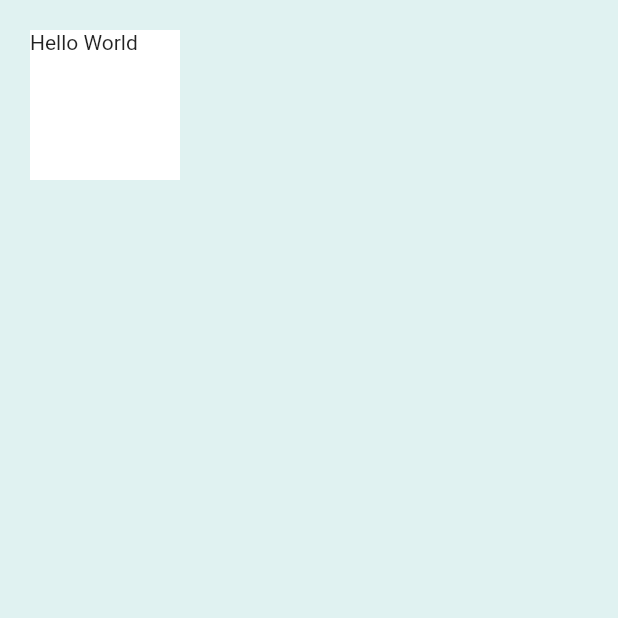
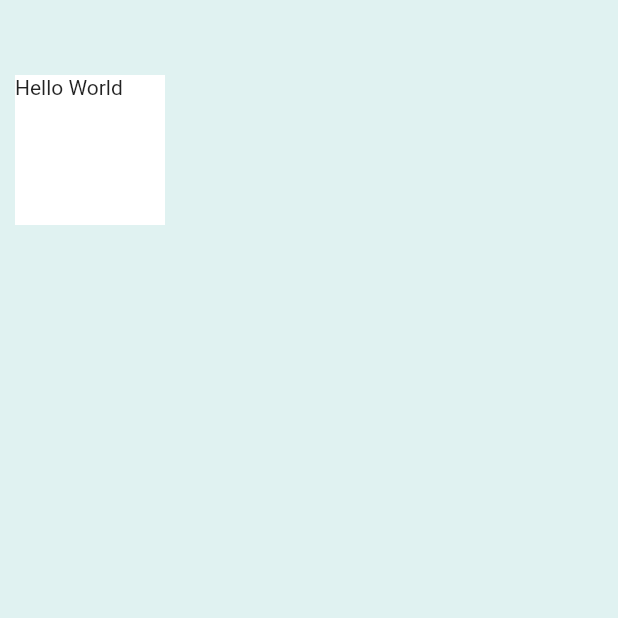
Before and after one commit to Alejandrehl/micard-app, a Flutter app: the screen it shows after launch, on a phone screen of 412 x 824 dp, the top half of it. Run offline on Flutter 3.47's test engine with Material 2 defaults, Android fonts, the phone set to English and light mode, and no system bars.

Commit message:
update the way of apply margins

```diff
--- a/lib/main.dart
+++ b/lib/main.dart
@@ -14,7 +14,10 @@ class MyApp extends StatelessWidget {
           child: Container(
             height: 100.0,
             width: 100.0,
-            margin: EdgeInsets.all(20.0),
+            margin: EdgeInsets.symmetric(
+              vertical: 50.0,
+              horizontal: 10.0,
+            ),
             color: Colors.white,
             child: Text("Hello World"),
           ),
```
